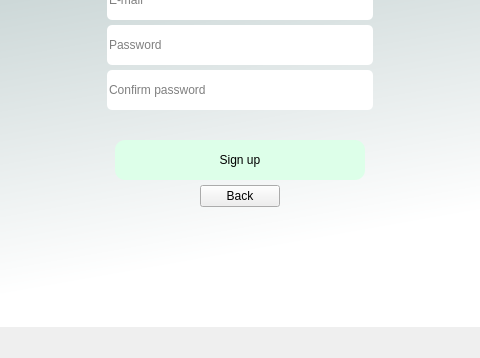
Qt form guicore/uis/create_user_screen.ui (Igna11/billetera) before a commit; both pictures show x 176 to 656 and y 353 to 711 of the 832 by 711 pixel window.
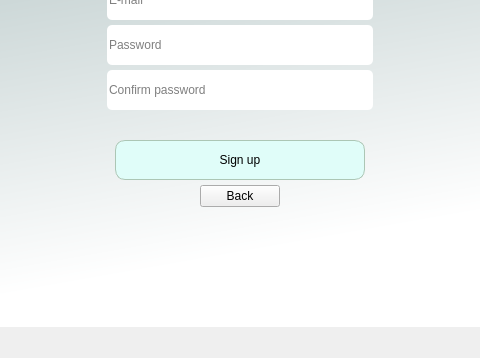
The same form after that commit.

Diff of the .ui file:
```diff
--- a/guicore/uis/create_user_screen.ui
+++ b/guicore/uis/create_user_screen.ui
@@ -389,8 +389,19 @@
               <bool>false</bool>
              </property>
              <property name="styleSheet">
-              <string notr="true">border-radius:10px;
-background-color:rgb(221, 255, 233);</string>
+              <string notr="true">QPushButton {
+	border-radius:10px;
+	border: 1px solid rgb(172, 198, 181);
+	background-color:rgb(224, 253, 249);
+}
+
+QPushButton:hover{
+	background-color:rgb(221, 255, 233)
+}
+
+QPushButton:pressed{
+	background-color:rgb(139, 188, 182)
+}</string>
              </property>
              <property name="text">
               <string>Sign up</string>
```
